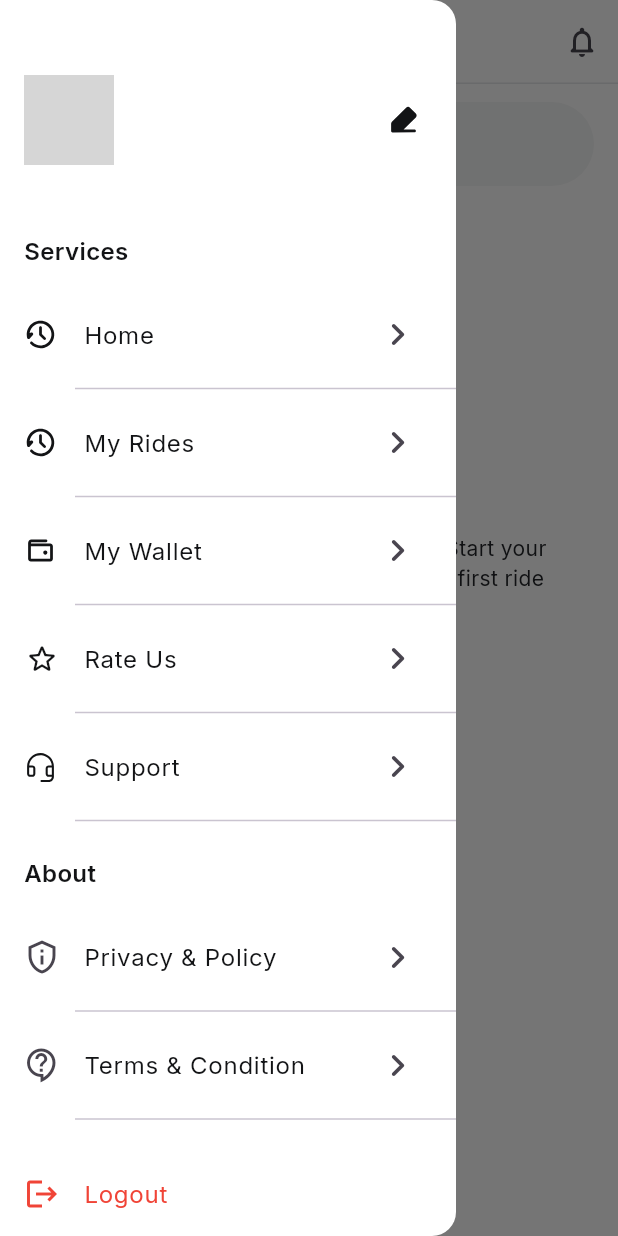
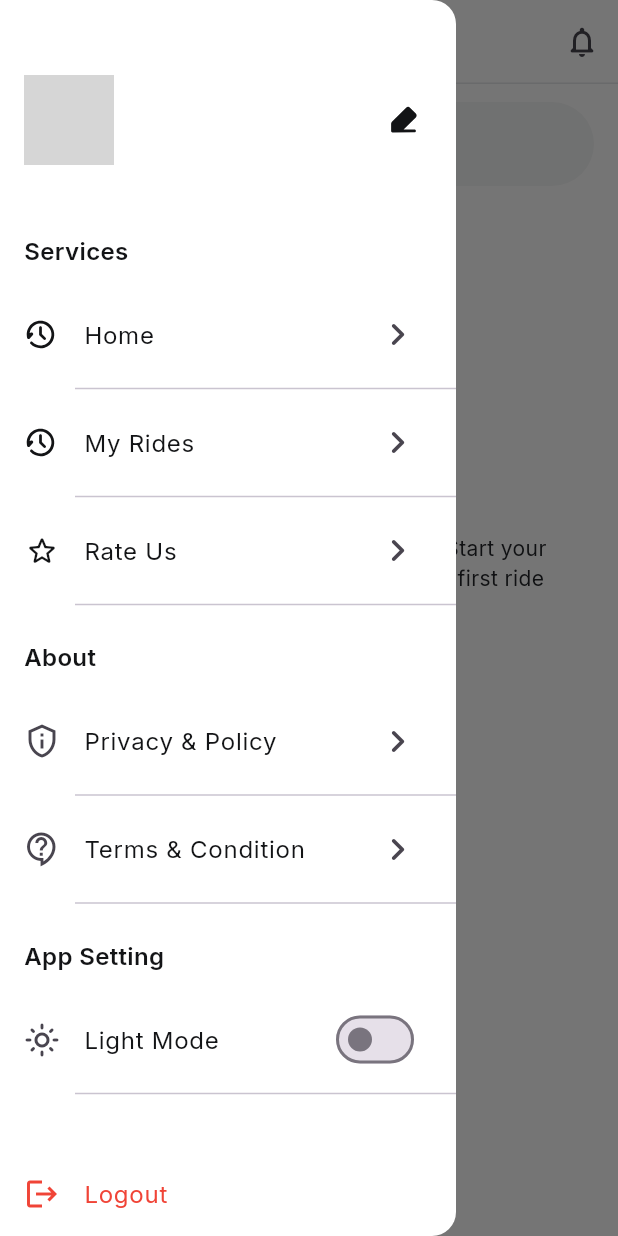
Before and after one commit to Yashkashyap1718/mynewTaskCustomer, a Flutter app: the HomeView screen opened by its route, with the side drawer open, on a phone screen of 412 x 824 dp. Run offline on Flutter 3.47's test engine with Material 3 defaults, Android fonts, the phone set to English and light mode, and no system bars; our stand-ins replace cached_network_image, cloud_firestore, country_code_picker, dio, dotted_border, firebase_auth and 24 more; missing offline and left inert: animated_snack_bar, auto_size_text_field, flutter_polyline_points, flutter_stripe, flutterflow_paginate_firestore, geoflutterfire2 and 3 more; accounts and stored records are empty; network calls fail; grey boxes are pictures that could not be loaded.

Commit message:
updated  code

```diff
--- a/lib/app/modules/home/views/widgets/drawer_view.dart
+++ b/lib/app/modules/home/views/widgets/drawer_view.dart
@@ -60,7 +60,7 @@ class DrawerView extends StatelessWidget {
                                   margin: const EdgeInsets.only(right: 10),
                                   clipBehavior: Clip.antiAlias,
                                   decoration: ShapeDecoration(
-                                    color: Colors.white,
+                                    color: themeChange.isDarkTheme() ? AppThemData.white : AppThemData.black,
                                     shape: RoundedRectangleBorder(
                                       borderRadius: BorderRadius.circular(200),
                                     ),
@@ -79,7 +79,7 @@ class DrawerView extends StatelessWidget {
                                       Text(
                                         controller.name.value,
                                         style: GoogleFonts.inter(
-                                          color: AppThemData.black,
+                                          color:themeChange.isDarkTheme() ? AppThemData.white : AppThemData.black,
                                           fontSize: 18,
                                           fontWeight: FontWeight.w500,
                                         ),
@@ -87,7 +87,7 @@ class DrawerView extends StatelessWidget {
                                       Text(
                                         controller.phoneNumber.value,
                                         style: GoogleFonts.inter(
-                                          color: AppThemData.black,
+                                          color: themeChange.isDarkTheme() ? AppThemData.white : AppThemData.black,
                                           fontSize: 14,
                                           fontWeight: FontWeight.w400,
                                         ),
@@ -153,29 +153,29 @@ class DrawerView extends StatelessWidget {
                           // Get.to(const MyRideView());
                         },
                       ),
-                      const Padding(
-                        padding: EdgeInsets.only(left: 50),
-                        child: Divider(),
-                      ),
-                      ListTile(
-                        leading: SvgPicture.asset(
-                          "assets/icon/ic_my_wallet.svg",
-                          colorFilter: ColorFilter.mode(themeChange.isDarkTheme() ? AppThemData.white : AppThemData.black, BlendMode.srcIn),
-                        ),
-                        trailing: const Icon(Icons.keyboard_arrow_right_rounded, size: 30),
-                        title: Text(
-                          'My Wallet'.tr,
-                          style: GoogleFonts.inter(
-                              fontSize: 16,
-                              color: themeChange.isDarkTheme() ? AppThemData.white : AppThemData.black,
-                              fontWeight: FontWeight.w400),
-                        ),
-                        onTap: () {
-                          Get.back();
-                          controller.drawerIndex.value = 2;
-                          // Get.to(const MyWalletView());
-                        },
-                      ),
+                      // const Padding(
+                      //   padding: EdgeInsets.only(left: 50),
+                      //   child: Divider(),
+                      // ),
+                      // ListTile(
+                      //   leading: SvgPicture.asset(
+                      //     "assets/icon/ic_my_wallet.svg",
+                      //     colorFilter: ColorFilter.mode(themeChange.isDarkTheme() ? AppThemData.white : AppThemData.black, BlendMode.srcIn),
+                      //   ),
+                      //   trailing: const Icon(Icons.keyboard_arrow_right_rounded, size: 30),
+                      //   title: Text(
+                      //     'My Wallet'.tr,
+                      //     style: GoogleFonts.inter(
+                      //         fontSize: 16,
+                      //         color: themeChange.isDarkTheme() ? AppThemData.white : AppThemData.black,
+                      //         fontWeight: FontWeight.w400),
+                      //   ),
+                      //   onTap: () {
+                      //     Get.back();
+                      //     controller.drawerIndex.value = 2;
+                      //     // Get.to(const MyWalletView());
+                      //   },
+                      // ),
                       const Padding(
                         padding: EdgeInsets.only(left: 50),
                         child: Divider(),
@@ -207,30 +207,30 @@ class DrawerView extends StatelessWidget {
                               fontWeight: FontWeight.w400),
                         ),
                       ),
-                      const Padding(
-                        padding: EdgeInsets.only(left: 50),
-                        child: Divider(),
-                      ),
-                      ListTile(
-                        leading: SvgPicture.asset(
-                          "assets/icon/ic_support.svg",
-                          height: 22,
-                          colorFilter: ColorFilter.mode(themeChange.isDarkTheme() ? AppThemData.white : AppThemData.black, BlendMode.srcIn),
-                        ),
-                        trailing: const Icon(Icons.keyboard_arrow_right_rounded, size: 30),
-                        title: Text(
-                          'Support'.tr,
-                          style: GoogleFonts.inter(
-                              fontSize: 16,
-                              color: themeChange.isDarkTheme() ? AppThemData.white : AppThemData.black,
-                              fontWeight: FontWeight.w400),
-                        ),
-                        onTap: () {
-                          Get.back();
-                          controller.drawerIndex.value = 3;
-                          // Get.to(const MyWalletView());
-                        },
-                      ),
+                      // const Padding(
+                      //   padding: EdgeInsets.only(left: 50),
+                      //   child: Divider(),
+                      // ),
+                      // ListTile(
+                      //   leading: SvgPicture.asset(
+                      //     "assets/icon/ic_support.svg",
+                      //     height: 22,
+                      //     colorFilter: ColorFilter.mode(themeChange.isDarkTheme() ? AppThemData.white : AppThemData.black, BlendMode.srcIn),
+                      //   ),
+                      //   trailing: const Icon(Icons.keyboard_arrow_right_rounded, size: 30),
+                      //   title: Text(
+                      //     'Support'.tr,
+                      //     style: GoogleFonts.inter(
+                      //         fontSize: 16,
+                      //         color: themeChange.isDarkTheme() ? AppThemData.white : AppThemData.black,
+                      //         fontWeight: FontWeight.w400),
+                      //   ),
+                      //   onTap: () {
+                      //     Get.back();
+                      //     controller.drawerIndex.value = 3;
+                      //     // Get.to(const MyWalletView());
+                      //   },
+                      // ),
                       const Padding(
                         padding: EdgeInsets.only(left: 50),
                         child: Divider(),
@@ -313,29 +313,29 @@ class DrawerView extends StatelessWidget {
                               fontWeight: FontWeight.w400),
                         ),
                       ),
-                      const Padding(
-                        padding: EdgeInsets.only(left: 50),
-                        child: Divider(),
-                      ),
-                      ListTile(
-                        leading: SvgPicture.asset(
-                          "assets/icon/ic_language.svg".tr,
-                          colorFilter: ColorFilter.mode(themeChange.isDarkTheme() ? AppThemData.white : AppThemData.black, BlendMode.srcIn),
-                        ),
-                        trailing: const Icon(Icons.keyboard_arrow_right_rounded, size: 30),
-                        title: Text(
-                          'Language'.tr,
-                          style: GoogleFonts.inter(
-                              fontSize: 16,
-                              color: themeChange.isDarkTheme() ? AppThemData.white : AppThemData.black,
-                              fontWeight: FontWeight.w400),
-                        ),
-                        onTap: () {
-                          Get.back();
-                          controller.drawerIndex.value = 6;
-                          // Get.to(const LanguageView());
-                        },
-                      ),
+                      // const Padding(
+                      //   padding: EdgeInsets.only(left: 50),
+                      //   child: Divider(),
+                      // ),
+                      // ListTile(
+                      //   leading: SvgPicture.asset(
+                      //     "assets/icon/ic_language.svg".tr,
+                      //     colorFilter: ColorFilter.mode(themeChange.isDarkTheme() ? AppThemData.white : AppThemData.black, BlendMode.srcIn),
+                      //   ),
+                      //   trailing: const Icon(Icons.keyboard_arrow_right_rounded, size: 30),
+                      //   title: Text(
+                      //     'Language'.tr,
+                      //     style: GoogleFonts.inter(
+                      //         fontSize: 16,
+                      //         color: themeChange.isDarkTheme() ? AppThemData.white : AppThemData.black,
+                      //         fontWeight: FontWeight.w400),
+                      //   ),
+                      //   onTap: () {
+                      //     Get.back();
+                      //     controller.drawerIndex.value = 6;
+                      //     // Get.to(const LanguageView());
+                      //   },
+                      // ),
                       const Padding(
                         padding: EdgeInsets.only(left: 50),
                         child: Divider(),
--- a/lib/app/modules/verify_otp/views/verify_otp_view.dart
+++ b/lib/app/modules/verify_otp/views/verify_otp_view.dart
@@ -154,7 +154,7 @@ class _VerifyOtpViewState extends State<VerifyOtpView> {
                     ),
                     Padding(
                       padding: const EdgeInsets.only(top: 8, bottom: 33),
-                      child: Text(
+                      child:  Text(
                         "Enter  6-digit code sent to your mobile number to complete verification."
                             .tr,
                         textAlign: TextAlign.center,
--- a/lib/theme/app_them_data.dart
+++ b/lib/theme/app_them_data.dart
@@ -30,7 +30,7 @@ class AppThemData {
   static const Color primary200 = Color(0xFFFFDEB3);
   static const Color primary300 = Color(0xFFFEC376);
   static const Color primary400 = Color(0xFFFEB24D);
-  static Color primary500 = const Color(0xFFFEA735);
+  static Color primary500 =  Color(0xFFFEA735);
   static const Color primary600 = Color(0xFFFE9001);
   static const Color primary700 = Color(0xFFCB7401);
   static const Color primary800 = Color(0xFF985701);
--- a/pubspec.yaml
+++ b/pubspec.yaml
@@ -79,7 +79,7 @@ dependency_overrides:
   google_maps_place_picker_mb: ^3.1.2
 
 dev_dependencies:
-  flutter_lints: ^4.0.0
+  flutter_lints: ^5.0.0
   flutter_test:
     sdk: flutter
 
```
Also changed, not shown: lib/app/modules/login/controllers/login_controller.dart (+40 -21 lines), lib/app/modules/login/views/login_view.dart (+81 -72 lines), pubspec.lock, 7 other files.
